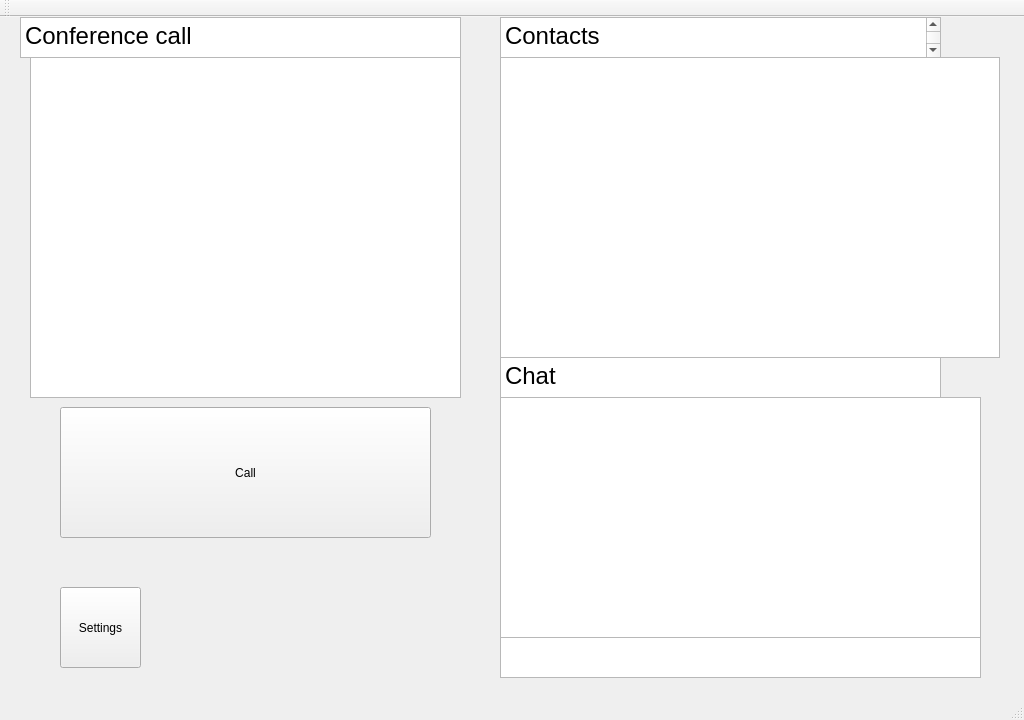
The window that ui/mainwindow.ui (ultravideo/uvgComm) describes before a commit, drawn with Qt 5.
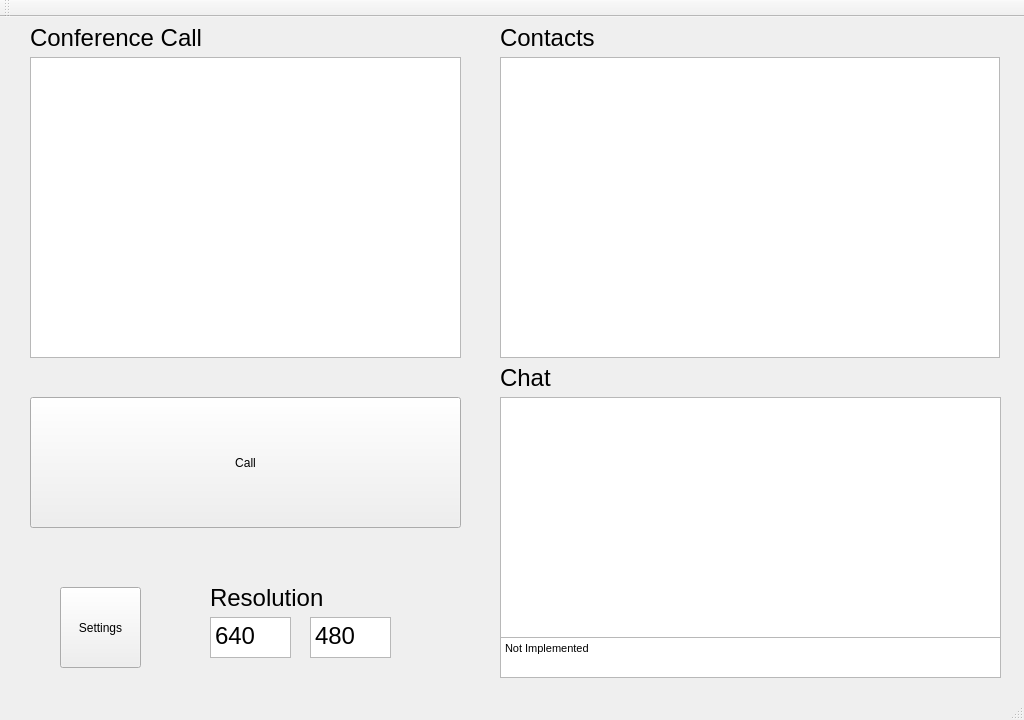
The same window after the commit.

Commit message: Quick hack for setting the resolution scaling from UI.

The edit to the form file:
```diff
--- a/ui/mainwindow.ui
+++ b/ui/mainwindow.ui
@@ -17,9 +17,9 @@
    <widget class="QPushButton" name="pushButton">
     <property name="geometry">
      <rect>
-      <x>60</x>
-      <y>390</y>
-      <width>371</width>
+      <x>30</x>
+      <y>380</y>
+      <width>431</width>
       <height>131</height>
      </rect>
     </property>
@@ -42,8 +42,8 @@
      <rect>
       <x>500</x>
       <y>380</y>
-      <width>481</width>
-      <height>281</height>
+      <width>501</width>
+      <height>241</height>
      </rect>
     </property>
    </widget>
@@ -52,17 +52,7 @@
      <rect>
       <x>500</x>
       <y>620</y>
-      <width>481</width>
-      <height>41</height>
-     </rect>
-    </property>
-   </widget>
-   <widget class="QTextBrowser" name="textBrowser">
-    <property name="geometry">
-     <rect>
-      <x>500</x>
-      <y>0</y>
-      <width>441</width>
+      <width>501</width>
       <height>41</height>
      </rect>
     </property>
@@ -71,8 +61,7 @@
 &lt;html&gt;&lt;head&gt;&lt;meta name=&quot;qrichtext&quot; content=&quot;1&quot; /&gt;&lt;style type=&quot;text/css&quot;&gt;
 p, li { white-space: pre-wrap; }
 &lt;/style&gt;&lt;/head&gt;&lt;body style=&quot; font-family:'MS Shell Dlg 2'; font-size:8.25pt; font-weight:400; font-style:normal;&quot;&gt;
-&lt;p style=&quot; margin-top:0px; margin-bottom:0px; margin-left:0px; margin-right:0px; -qt-block-indent:0; text-indent:0px;&quot;&gt;&lt;span style=&quot; font-size:18pt;&quot;&gt;Contacts&lt;/span&gt;&lt;/p&gt;
-&lt;p style=&quot;-qt-paragraph-type:empty; margin-top:0px; margin-bottom:0px; margin-left:0px; margin-right:0px; -qt-block-indent:0; text-indent:0px; font-size:18pt;&quot;&gt;&lt;br /&gt;&lt;/p&gt;&lt;/body&gt;&lt;/html&gt;</string>
+&lt;p style=&quot; margin-top:0px; margin-bottom:0px; margin-left:0px; margin-right:0px; -qt-block-indent:0; text-indent:0px;&quot;&gt;Not Implemented&lt;/p&gt;&lt;/body&gt;&lt;/html&gt;</string>
     </property>
    </widget>
    <widget class="QListView" name="listView">
@@ -81,7 +70,7 @@
       <x>30</x>
       <y>40</y>
       <width>431</width>
-      <height>341</height>
+      <height>301</height>
      </rect>
     </property>
    </widget>
@@ -98,38 +87,120 @@
      <string>Settings</string>
     </property>
    </widget>
-   <widget class="QTextBrowser" name="textBrowser_2">
+   <widget class="QTextEdit" name="width">
     <property name="geometry">
      <rect>
-      <x>20</x>
-      <y>0</y>
-      <width>441</width>
+      <x>210</x>
+      <y>600</y>
+      <width>81</width>
       <height>41</height>
      </rect>
     </property>
+    <property name="font">
+     <font>
+      <pointsize>18</pointsize>
+     </font>
+    </property>
     <property name="html">
      <string>&lt;!DOCTYPE HTML PUBLIC &quot;-//W3C//DTD HTML 4.0//EN&quot; &quot;http://www.w3.org/TR/REC-html40/strict.dtd&quot;&gt;
 &lt;html&gt;&lt;head&gt;&lt;meta name=&quot;qrichtext&quot; content=&quot;1&quot; /&gt;&lt;style type=&quot;text/css&quot;&gt;
 p, li { white-space: pre-wrap; }
-&lt;/style&gt;&lt;/head&gt;&lt;body style=&quot; font-family:'MS Shell Dlg 2'; font-size:8.25pt; font-weight:400; font-style:normal;&quot;&gt;
-&lt;p style=&quot; margin-top:0px; margin-bottom:0px; margin-left:0px; margin-right:0px; -qt-block-indent:0; text-indent:0px;&quot;&gt;&lt;span style=&quot; font-size:18pt;&quot;&gt;Conference call&lt;/span&gt;&lt;/p&gt;&lt;/body&gt;&lt;/html&gt;</string>
+&lt;/style&gt;&lt;/head&gt;&lt;body style=&quot; font-family:'MS Shell Dlg 2'; font-size:18pt; font-weight:400; font-style:normal;&quot;&gt;
+&lt;p style=&quot; margin-top:0px; margin-bottom:0px; margin-left:0px; margin-right:0px; -qt-block-indent:0; text-indent:0px;&quot;&gt;640&lt;/p&gt;&lt;/body&gt;&lt;/html&gt;</string>
     </property>
    </widget>
-   <widget class="QTextBrowser" name="textBrowser_3">
+   <widget class="QTextEdit" name="height">
+    <property name="geometry">
+     <rect>
+      <x>310</x>
+      <y>600</y>
+      <width>81</width>
+      <height>41</height>
+     </rect>
+    </property>
+    <property name="font">
+     <font>
+      <pointsize>18</pointsize>
+     </font>
+    </property>
+    <property name="html">
+     <string>&lt;!DOCTYPE HTML PUBLIC &quot;-//W3C//DTD HTML 4.0//EN&quot; &quot;http://www.w3.org/TR/REC-html40/strict.dtd&quot;&gt;
+&lt;html&gt;&lt;head&gt;&lt;meta name=&quot;qrichtext&quot; content=&quot;1&quot; /&gt;&lt;style type=&quot;text/css&quot;&gt;
+p, li { white-space: pre-wrap; }
+&lt;/style&gt;&lt;/head&gt;&lt;body style=&quot; font-family:'MS Shell Dlg 2'; font-size:18pt; font-weight:400; font-style:normal;&quot;&gt;
+&lt;p style=&quot; margin-top:0px; margin-bottom:0px; margin-left:0px; margin-right:0px; -qt-block-indent:0; text-indent:0px;&quot;&gt;480&lt;/p&gt;&lt;/body&gt;&lt;/html&gt;</string>
+    </property>
+   </widget>
+   <widget class="QLabel" name="label">
+    <property name="geometry">
+     <rect>
+      <x>210</x>
+      <y>560</y>
+      <width>181</width>
+      <height>41</height>
+     </rect>
+    </property>
+    <property name="font">
+     <font>
+      <pointsize>18</pointsize>
+     </font>
+    </property>
+    <property name="text">
+     <string>Resolution</string>
+    </property>
+   </widget>
+   <widget class="QLabel" name="label_2">
+    <property name="geometry">
+     <rect>
+      <x>30</x>
+      <y>0</y>
+      <width>181</width>
+      <height>41</height>
+     </rect>
+    </property>
+    <property name="font">
+     <font>
+      <pointsize>18</pointsize>
+     </font>
+    </property>
+    <property name="text">
+     <string>Conference Call</string>
+    </property>
+   </widget>
+   <widget class="QLabel" name="label_3">
+    <property name="geometry">
+     <rect>
+      <x>500</x>
+      <y>0</y>
+      <width>181</width>
+      <height>41</height>
+     </rect>
+    </property>
+    <property name="font">
+     <font>
+      <pointsize>18</pointsize>
+     </font>
+    </property>
+    <property name="text">
+     <string>Contacts</string>
+    </property>
+   </widget>
+   <widget class="QLabel" name="label_4">
     <property name="geometry">
      <rect>
       <x>500</x>
       <y>340</y>
-      <width>441</width>
+      <width>181</width>
       <height>41</height>
      </rect>
     </property>
-    <property name="html">
-     <string>&lt;!DOCTYPE HTML PUBLIC &quot;-//W3C//DTD HTML 4.0//EN&quot; &quot;http://www.w3.org/TR/REC-html40/strict.dtd&quot;&gt;
-&lt;html&gt;&lt;head&gt;&lt;meta name=&quot;qrichtext&quot; content=&quot;1&quot; /&gt;&lt;style type=&quot;text/css&quot;&gt;
-p, li { white-space: pre-wrap; }
-&lt;/style&gt;&lt;/head&gt;&lt;body style=&quot; font-family:'MS Shell Dlg 2'; font-size:8.25pt; font-weight:400; font-style:normal;&quot;&gt;
-&lt;p style=&quot; margin-top:0px; margin-bottom:0px; margin-left:0px; margin-right:0px; -qt-block-indent:0; text-indent:0px;&quot;&gt;&lt;span style=&quot; font-size:18pt;&quot;&gt;Chat&lt;/span&gt;&lt;/p&gt;&lt;/body&gt;&lt;/html&gt;</string>
+    <property name="font">
+     <font>
+      <pointsize>18</pointsize>
+     </font>
+    </property>
+    <property name="text">
+     <string>Chat</string>
     </property>
    </widget>
   </widget>
```
The commit also changes 3 other files.
